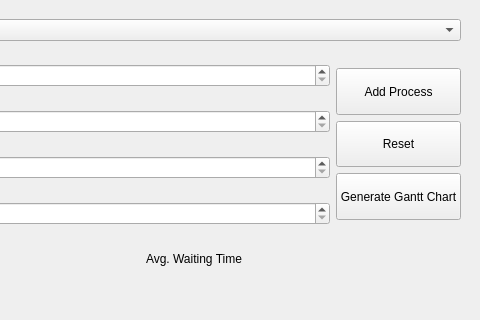
Moatsm-prog/Processor_Scheduler, file mainwindow.ui: the form before one commit; both pictures show x 320 to 800 and y 0 to 320 of the 800 by 600 pixel window.
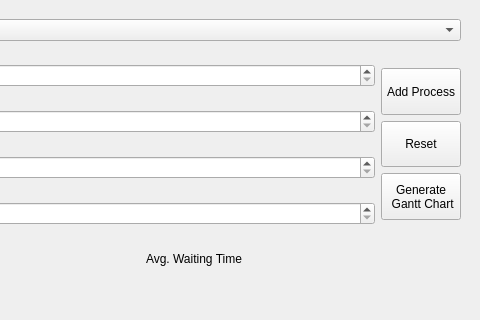
The form after the commit.

Patch:
```diff
--- a/mainwindow.ui
+++ b/mainwindow.ui
@@ -298,7 +298,8 @@
                </sizepolicy>
               </property>
               <property name="text">
-               <string>Generate Gantt Chart</string>
+               <string>Generate 
+ Gantt Chart</string>
               </property>
              </widget>
             </item>
```
